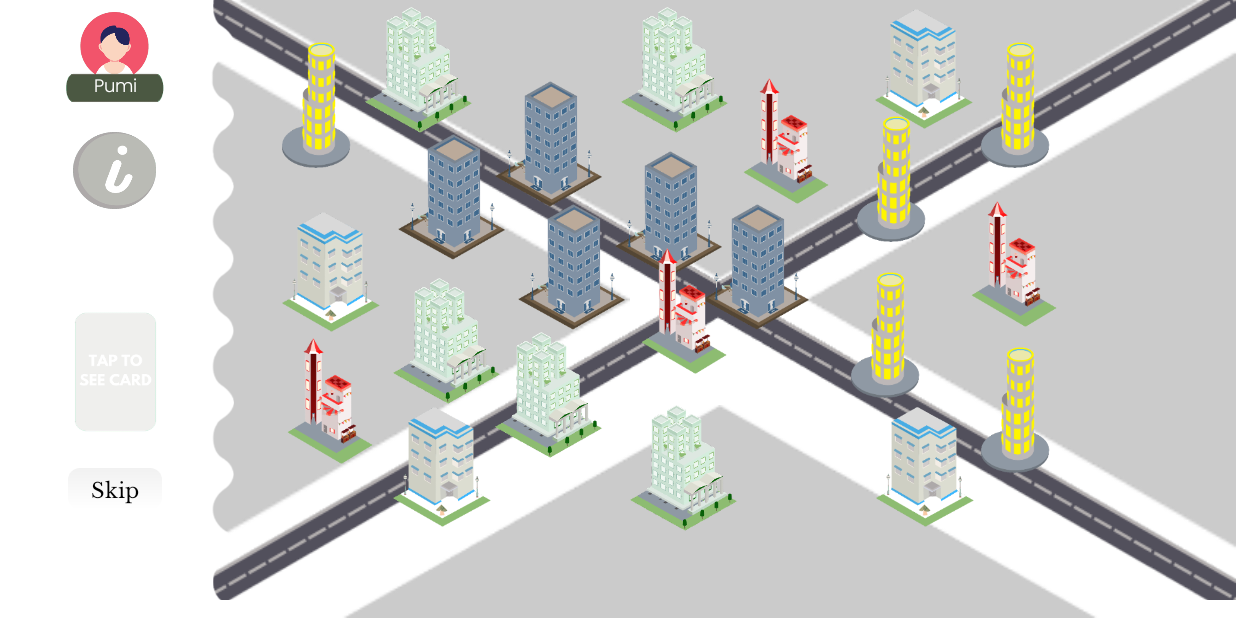
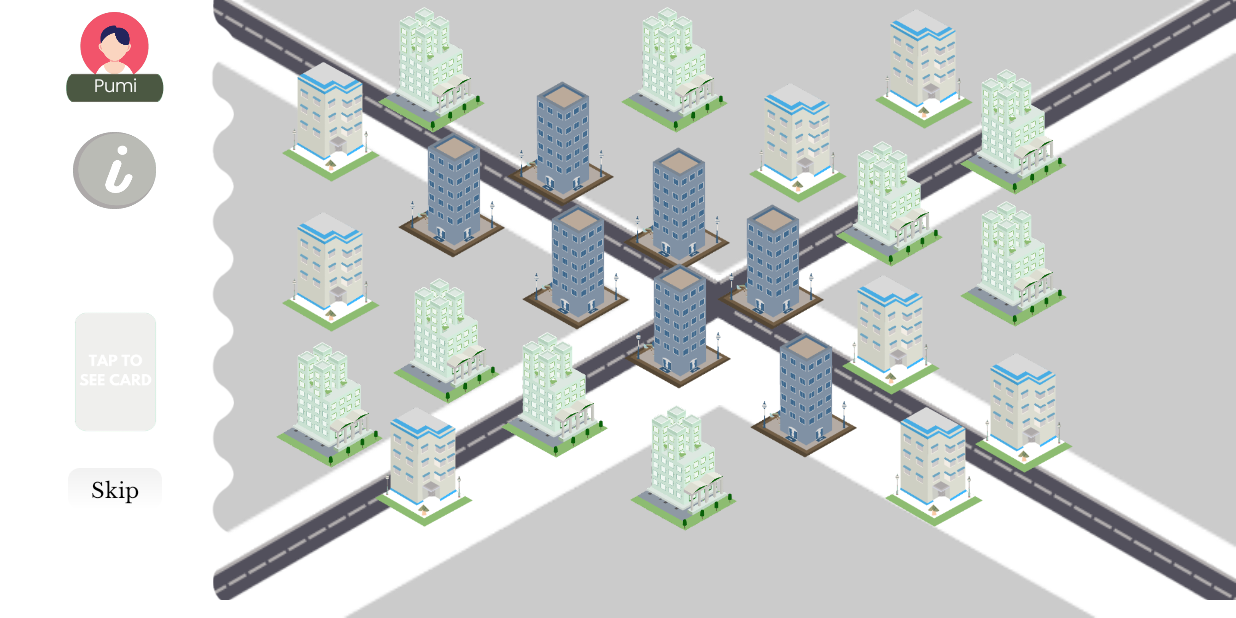
Before and after one commit to Marfin12/monopoly_game, an Android app: the screen it shows after launch (MainActivity), on a phone screen of 824 x 412 dp (held sideways). Run offline under Robolectric (Android 15) with nearby library versions, the phone set to English and light mode, and no system bars.

Commit message:
- repositioning building for device realme c2y & 3 pro - fix card image

```diff
--- a/app/src/main/AndroidManifest.xml
+++ b/app/src/main/AndroidManifest.xml
@@ -14,7 +14,7 @@
         android:theme="@style/Theme.Experiments2"
         tools:targetApi="31">
         <activity
-            android:name=".MainActivity"
+            android:name=".main.MainActivity"
             android:exported="true"
             android:screenOrientation="landscape"
             >
--- a/app/src/main/java/com/example/experiments2/MainActivity.kt
+++ b/app/src/main/java/com/example/experiments2/main/MainActivity.kt
@@ -1,16 +1,21 @@
-package com.example.experiments2
+package com.example.experiments2.main
 
 import android.animation.ObjectAnimator
 import android.content.Context
 import android.hardware.display.DisplayManager
-import android.media.MediaPlayer
 import android.os.Bundle
 import android.view.Display
 import android.view.View
 import android.widget.ImageView
 import androidx.appcompat.app.AppCompatActivity
 import androidx.recyclerview.widget.LinearLayoutManager
+import com.example.experiments2.R
+import com.example.experiments2.Util
+import com.example.experiments2.Util.setBuildingResource
 import com.example.experiments2.card.CardAdapter
+import com.example.experiments2.card.CardData
+import com.example.experiments2.card.CardEnum
+import com.example.experiments2.card.PriceAdapter
 import com.example.experiments2.databinding.ActivityMainBinding
 import com.example.experiments2.money.MoneyAdapter
 import com.example.experiments2.money.MoneyData
@@ -32,7 +37,7 @@ class MainActivity : AppCompatActivity(), MainVisibility, MainScenario {
 
     override var scenarioBinding: ActivityMainBinding
         get() = binding
-        set(value) {}
+        set(_) {}
     override var playerLoadingTurn = 0
     override val listImageView = mutableListOf<ImageView>()
     override var loadingAnim: ObjectAnimator? = null
@@ -41,7 +46,7 @@ class MainActivity : AppCompatActivity(), MainVisibility, MainScenario {
 
     override var visibilityBinding: ActivityMainBinding
         get() = binding
-        set(value) {}
+        set(_) {}
     override var isShowRv = false
 
     override fun onCreate(savedInstanceState: Bundle?) {
@@ -85,11 +90,7 @@ class MainActivity : AppCompatActivity(), MainVisibility, MainScenario {
         listImageView.add(binding.ivLoadingTopSide)
         listImageView.add(binding.ivLoadingLeftSide)
 
-        binding.ivLoadingBottomSide.visibility = View.GONE
-        binding.ivLoadingRightSide.visibility = View.GONE
-        binding.ivLoadingTopSide.visibility = View.GONE
-        binding.ivLoadingLeftSide.visibility = View.GONE
-
+        hideAllLoadingSide()
         setTrianglePlayerExpiry()
     }
 
@@ -115,6 +116,48 @@ class MainActivity : AppCompatActivity(), MainVisibility, MainScenario {
         binding.mainProperties.gameBtnSkip.setOnClickListener {
             if (playerLoadingTurn == 0) finishPlayerTurn(listImageView[playerLoadingTurn])
         }
+        binding.incBottomCity.root.setOnClickListener {
+            onEnemyChooseCard(Util.getDummyPlayerCard(1)[0], this@MainActivity)
+        }
+
+//        var testBuilding = R.drawable.red_b
+//
+//        binding.incLeftCity.buildingLeftA.setBuildingResource(testBuilding)
+//        binding.incLeftCity.buildingLeftB.setBuildingResource(testBuilding)
+//        binding.incLeftCity.buildingLeftC.setBuildingResource(testBuilding)
+//        binding.incLeftCity.buildingLeftD.setBuildingResource(testBuilding)
+//        binding.incLeftCity.buildingLeftE.setBuildingResource(testBuilding)
+//        binding.incLeftCity.buildingLeftF.setBuildingResource(testBuilding)
+//
+//        binding.incBottomCity.buildingBottomA.setBuildingResource(testBuilding)
+//        binding.incBottomCity.buildingBottomB.setBuildingResource(testBuilding)
+//        binding.incBottomCity.buildingBottomC.setBuildingResource(testBuilding)
+//        binding.incBottomCity.buildingBottomD.setBuildingResource(testBuilding)
+//        binding.incBottomCity.buildingBottomE.setBuildingResource(testBuilding)
+//        binding.incBottomCity.buildingBottomF.setBuildingResource(testBuilding)
+//
+//        testBuilding = R.drawable.white_b
+//
+//        binding.incBottomCity.buildingBottomA.setBuildingResource(testBuilding)
+//        binding.incBottomCity.buildingBottomB.setBuildingResource(testBuilding)
+//        binding.incBottomCity.buildingBottomC.setBuildingResource(testBuilding)
+//        binding.incBottomCity.buildingBottomD.setBuildingResource(testBuilding)
+//        binding.incBottomCity.buildingBottomE.setBuildingResource(testBuilding)
+//        binding.incBottomCity.buildingBottomF.setBuildingResource(testBuilding)
+//
+//        binding.incRightCity.buildingRightA.setBuildingResource(testBuilding)
+//        binding.incRightCity.buildingRightB.setBuildingResource(testBuilding)
+//        binding.incRightCity.buildingRightC.setBuildingResource(testBuilding)
+//        binding.incRightCity.buildingRightD.setBuildingResource(testBuilding)
+//        binding.incRightCity.buildingRightE.setBuildingResource(testBuilding)
+//        binding.incRightCity.buildingRightF.setBuildingResource(testBuilding)
+//
+//        binding.incTopCity.buildingTopA.setBuildingResource(testBuilding)
+//        binding.incTopCity.buildingTopB.setBuildingResource(testBuilding)
+//        binding.incTopCity.buildingTopC.setBuildingResource(testBuilding)
+//        binding.incTopCity.buildingTopD.setBuildingResource(testBuilding)
+//        binding.incTopCity.buildingTopE.setBuildingResource(testBuilding)
+//        binding.incTopCity.buildingTopF.setBuildingResource(testBuilding)
     }
 
     private fun initAdapterMoney() {
--- a/app/src/main/java/com/example/experiments2/MainVisibility.kt
+++ b/app/src/main/java/com/example/experiments2/main/MainVisibility.kt
@@ -1,4 +1,4 @@
-package com.example.experiments2
+package com.example.experiments2.main
 
 import android.view.View
 import com.example.experiments2.databinding.ActivityMainBinding
@@ -35,6 +35,13 @@ interface MainVisibility {
         visibilityBinding.profileProperties.root.visibility = View.VISIBLE
     }
 
+    fun hideAllLoadingSide() {
+        visibilityBinding.ivLoadingBottomSide.visibility = View.GONE
+        visibilityBinding.ivLoadingRightSide.visibility = View.GONE
+        visibilityBinding.ivLoadingTopSide.visibility = View.GONE
+        visibilityBinding.ivLoadingLeftSide.visibility = View.GONE
+    }
+
     fun showPlayerCard() {
         visibilityBinding.playerCardList.root.visibility = View.VISIBLE
         isShowRv = true
--- a/app/src/main/res/layout/activity_main.xml
+++ b/app/src/main/res/layout/activity_main.xml
@@ -5,7 +5,7 @@
     android:layout_width="match_parent"
     android:layout_height="match_parent"
     app:layoutDescription="@xml/activity_main_scene"
-    tools:context=".MainActivity">
+    tools:context=".main.MainActivity">
 
     <ImageView
         android:id="@+id/iv_bg_street"
@@ -26,7 +26,6 @@
         android:src="@drawable/right_sector"
         app:layout_constraintEnd_toEndOf="parent"
         app:layout_constraintTop_toTopOf="parent" />
-
 
     <ImageView
         android:id="@+id/iv_left_side"
@@ -56,8 +55,8 @@
 
     <ImageView
         android:id="@+id/iv_top_side"
-        android:layout_width="654dp"
-        android:layout_height="186dp"
+        android:layout_width="650dp"
+        android:layout_height="183dp"
         android:layout_marginStart="124dp"
         android:rotation="-180"
         android:scaleType="fitXY"
@@ -135,7 +134,7 @@
     <!--        app:layout_constraintTop_toTopOf="parent" />-->
 
     <include
-        android:id="@+id/include"
+        android:id="@+id/inc_top_city"
         layout="@layout/top_city"
         android:layout_width="match_parent"
         android:layout_height="wrap_content"
@@ -145,7 +144,7 @@
         app:layout_constraintTop_toTopOf="parent" />
 
     <include
-        android:id="@+id/include2"
+        android:id="@+id/inc_right_city"
         layout="@layout/right_city"
         android:layout_width="match_parent"
         android:layout_height="wrap_content"
@@ -154,7 +153,7 @@
         app:layout_constraintTop_toTopOf="parent" />
 
     <include
-        android:id="@+id/include3"
+        android:id="@+id/inc_left_city"
         layout="@layout/left_city"
         android:layout_width="match_parent"
         android:layout_height="wrap_content"
@@ -163,7 +162,7 @@
         app:layout_constraintTop_toTopOf="parent" />
 
     <include
-        android:id="@+id/include4"
+        android:id="@+id/inc_bottom_city"
         layout="@layout/bottom_city"
         android:layout_width="match_parent"
         android:layout_height="wrap_content"
--- a/app/src/main/res/layout/bottom_city.xml
+++ b/app/src/main/res/layout/bottom_city.xml
@@ -7,49 +7,51 @@
     >
 
     <ImageView
-        android:id="@+id/building_A"
+        android:id="@+id/building_bottom_A"
         android:layout_width="84dp"
         android:layout_height="84dp"
-        android:src="@drawable/red_b"
-        android:layout_marginStart="312dp"
+        android:src="@drawable/blue_b"
+        android:layout_marginStart="308dp"
         android:text="Hello World!"
-        android:layout_marginTop="165dp"
+        android:layout_marginTop="175dp"
         app:layout_constraintStart_toStartOf="parent"
         app:layout_constraintTop_toTopOf="parent" />
 
     <ImageView
+        android:id="@+id/building_bottom_B"
         android:layout_width="84dp"
         android:layout_height="84dp"
         android:src="@drawable/green_b"
-        android:layout_marginStart="222dp"
+        android:layout_marginStart="226dp"
         android:text="Hello World!"
         android:layout_marginTop="221dp"
         app:layout_constraintStart_toStartOf="parent"
         app:layout_constraintTop_toTopOf="parent" />
 
     <ImageView
-        android:id="@+id/building_C"
+        android:id="@+id/building_bottom_C"
         android:layout_width="84dp"
         android:layout_height="84dp"
         android:src="@drawable/blue_b"
         android:layout_marginStart="392dp"
         android:text="Hello World!"
-        android:visibility="invisible"
         android:layout_marginTop="221dp"
         app:layout_constraintStart_toStartOf="parent"
         app:layout_constraintTop_toTopOf="parent" />
 
     <ImageView
+        android:id="@+id/building_bottom_D"
         android:layout_width="84dp"
         android:layout_height="84dp"
         android:src="@drawable/white_b"
-        android:layout_marginStart="150dp"
+        android:layout_marginStart="138dp"
         android:text="Hello World!"
         android:layout_marginTop="270dp"
         app:layout_constraintStart_toStartOf="parent"
         app:layout_constraintTop_toTopOf="parent" />
 
     <ImageView
+        android:id="@+id/building_bottom_E"
         android:layout_width="84dp"
         android:layout_height="84dp"
         android:src="@drawable/green_b"
@@ -60,10 +62,11 @@
         app:layout_constraintTop_toTopOf="parent" />
 
     <ImageView
+        android:id="@+id/building_bottom_F"
         android:layout_width="84dp"
         android:layout_height="84dp"
         android:src="@drawable/white_b"
-        android:layout_marginStart="472dp"
+        android:layout_marginStart="478dp"
         android:text="Hello World!"
         android:layout_marginTop="270dp"
         app:layout_constraintStart_toStartOf="parent"
--- a/app/src/main/res/layout/left_city.xml
+++ b/app/src/main/res/layout/left_city.xml
@@ -6,16 +6,51 @@
     >
 
     <ImageView
+        android:id="@+id/building_left_A"
         android:layout_width="84dp"
         android:layout_height="84dp"
-        android:src="@drawable/yellow_b"
-        android:layout_marginStart="60dp"
+        android:src="@drawable/blue_b"
+        android:layout_marginStart="234dp"
         android:text="Hello World!"
-        android:layout_marginTop="28dp"
+        android:layout_marginTop="136dp"
         app:layout_constraintStart_toStartOf="parent"
         app:layout_constraintTop_toTopOf="parent" />
 
     <ImageView
+        android:id="@+id/building_left_B"
+        android:layout_width="84dp"
+        android:layout_height="84dp"
+        android:src="@drawable/blue_b"
+        android:layout_marginStart="151dp"
+        android:text="Hello World!"
+        android:layout_marginTop="88dp"
+        app:layout_constraintStart_toStartOf="parent"
+        app:layout_constraintTop_toTopOf="parent" />
+
+    <ImageView
+        android:id="@+id/building_left_C"
+        android:layout_width="84dp"
+        android:layout_height="84dp"
+        android:src="@drawable/green_b"
+        android:layout_marginStart="148dp"
+        android:text="Hello World!"
+        android:layout_marginTop="185dp"
+        app:layout_constraintStart_toStartOf="parent"
+        app:layout_constraintTop_toTopOf="parent" />
+
+    <ImageView
+        android:id="@+id/building_left_D"
+        android:layout_width="84dp"
+        android:layout_height="84dp"
+        android:src="@drawable/white_b"
+        android:layout_marginStart="70dp"
+        android:text="Hello World!"
+        android:layout_marginTop="40dp"
+        app:layout_constraintStart_toStartOf="parent"
+        app:layout_constraintTop_toTopOf="parent" />
+
+    <ImageView
+        android:id="@+id/building_left_E"
         android:layout_width="84dp"
         android:layout_height="84dp"
         android:src="@drawable/white_b"
@@ -26,42 +61,13 @@
         app:layout_constraintTop_toTopOf="parent" />
 
     <ImageView
-        android:layout_width="84dp"
-        android:layout_height="84dp"
-        android:src="@drawable/red_b"
-        android:layout_marginStart="70dp"
-        android:text="Hello World!"
-        android:layout_marginTop="225dp"
-        app:layout_constraintStart_toStartOf="parent"
-        app:layout_constraintTop_toTopOf="parent" />
-
-    <ImageView
-        android:layout_width="84dp"
-        android:layout_height="84dp"
-        android:src="@drawable/blue_b"
-        android:layout_marginStart="151dp"
-        android:text="Hello World!"
-        android:layout_marginTop="89dp"
-        app:layout_constraintStart_toStartOf="parent"
-        app:layout_constraintTop_toTopOf="parent" />
-
-    <ImageView
-        android:layout_width="84dp"
-        android:layout_height="84dp"
-        android:src="@drawable/blue_b"
-        android:layout_marginStart="231dp"
-        android:text="Hello World!"
-        android:layout_marginTop="136dp"
-        app:layout_constraintStart_toStartOf="parent"
-        app:layout_constraintTop_toTopOf="parent" />
-
-    <ImageView
+        android:id="@+id/building_left_F"
         android:layout_width="84dp"
         android:layout_height="84dp"
         android:src="@drawable/green_b"
-        android:layout_marginStart="148dp"
+        android:layout_marginStart="70dp"
         android:text="Hello World!"
-        android:layout_marginTop="185dp"
+        android:layout_marginTop="228dp"
         app:layout_constraintStart_toStartOf="parent"
         app:layout_constraintTop_toTopOf="parent" />
 
--- a/app/src/main/res/layout/right_city.xml
+++ b/app/src/main/res/layout/right_city.xml
@@ -1,24 +1,60 @@
 <?xml version="1.0" encoding="utf-8"?>
-<androidx.constraintlayout.widget.ConstraintLayout xmlns:android="http://schemas.android.com/apk/res/android"
+<androidx.constraintlayout.widget.ConstraintLayout
+    xmlns:android="http://schemas.android.com/apk/res/android"
     android:layout_width="match_parent"
     android:layout_height="match_parent"
     xmlns:app="http://schemas.android.com/apk/res-auto"
     >
 
     <ImageView
+        android:id="@+id/building_right_A"
         android:layout_width="84dp"
         android:layout_height="84dp"
-        android:src="@drawable/yellow_b"
-        android:layout_marginStart="544dp"
+        android:src="@drawable/blue_b"
+        android:layout_marginStart="382dp"
         android:text="Hello World!"
-        android:layout_marginTop="28dp"
+        android:layout_marginTop="136dp"
         app:layout_constraintStart_toStartOf="parent"
         app:layout_constraintTop_toTopOf="parent" />
 
     <ImageView
+        android:id="@+id/building_right_B"
         android:layout_width="84dp"
         android:layout_height="84dp"
-        android:src="@drawable/red_b"
+        android:src="@drawable/white_b"
+        android:layout_marginStart="461dp"
+        android:text="Hello World!"
+        android:layout_marginTop="182dp"
+        app:layout_constraintStart_toStartOf="parent"
+        app:layout_constraintTop_toTopOf="parent" />
+
+    <ImageView
+        android:id="@+id/building_right_C"
+        android:layout_width="84dp"
+        android:layout_height="84dp"
+        android:src="@drawable/green_b"
+        android:layout_marginStart="461dp"
+        android:text="Hello World!"
+        android:layout_marginTop="94dp"
+        app:layout_constraintStart_toStartOf="parent"
+        app:layout_constraintTop_toTopOf="parent" />
+
+    <ImageView
+        android:id="@+id/building_right_D"
+        android:layout_width="84dp"
+        android:layout_height="84dp"
+        android:src="@drawable/white_b"
+        android:layout_marginStart="550dp"
+        android:text="Hello World!"
+        android:layout_marginTop="234dp"
+        app:layout_constraintStart_toStartOf="parent"
+        app:layout_constraintTop_toTopOf="parent" />
+
+    <ImageView
+        android:id="@+id/building_right_E"
+        android:layout_width="84dp"
+        android:layout_height="84dp"
+        android:src="@drawable/green_b"
         android:layout_marginStart="544dp"
         android:text="Hello World!"
         android:layout_marginTop="134dp"
@@ -26,42 +62,13 @@
         app:layout_constraintTop_toTopOf="parent" />
 
     <ImageView
+        android:id="@+id/building_right_F"
         android:layout_width="84dp"
         android:layout_height="84dp"
-        android:src="@drawable/yellow_b"
-        android:layout_marginStart="461dp"
-        android:text="Hello World!"
-        android:layout_marginTop="77dp"
-        app:layout_constraintStart_toStartOf="parent"
-        app:layout_constraintTop_toTopOf="parent" />
-
-    <ImageView
-        android:layout_width="84dp"
-        android:layout_height="84dp"
-        android:src="@drawable/blue_b"
-        android:layout_marginStart="372dp"
-        android:text="Hello World!"
-        android:layout_marginTop="136dp"
-        app:layout_constraintStart_toStartOf="parent"
-        app:layout_constraintTop_toTopOf="parent" />
-
-    <ImageView
-        android:layout_width="84dp"
-        android:layout_height="84dp"
-        android:src="@drawable/yellow_b"
-        android:layout_marginStart="457dp"
-        android:text="Hello World!"
-        android:layout_marginTop="181dp"
-        app:layout_constraintStart_toStartOf="parent"
-        app:layout_constraintTop_toTopOf="parent" />
-
-    <ImageView
-        android:layout_width="84dp"
-        android:layout_height="84dp"
-        android:src="@drawable/yellow_b"
+        android:src="@drawable/green_b"
         android:layout_marginStart="544dp"
         android:text="Hello World!"
-        android:layout_marginTop="231dp"
+        android:layout_marginTop="46dp"
         app:layout_constraintStart_toStartOf="parent"
         app:layout_constraintTop_toTopOf="parent" />
 
--- a/app/src/main/res/layout/top_city.xml
+++ b/app/src/main/res/layout/top_city.xml
@@ -6,16 +6,51 @@
     >
 
     <ImageView
+        android:id="@+id/building_top_A"
         android:layout_width="84dp"
         android:layout_height="84dp"
-        android:src="@drawable/green_b"
-        android:layout_marginStart="145dp"
+        android:src="@drawable/blue_b"
+        android:layout_marginStart="317dp"
+        android:text="Hello World!"
+        android:layout_marginTop="101dp"
+        app:layout_constraintStart_toStartOf="parent"
+        app:layout_constraintTop_toTopOf="parent" />
+
+    <ImageView
+        android:id="@+id/building_top_B"
+        android:layout_width="84dp"
+        android:layout_height="84dp"
+        android:src="@drawable/white_b"
+        android:layout_marginStart="397dp"
+        android:text="Hello World!"
+        android:layout_marginTop="57dp"
+        app:layout_constraintStart_toStartOf="parent"
+        app:layout_constraintTop_toTopOf="parent" />
+
+    <ImageView
+        android:id="@+id/building_top_C"
+        android:layout_width="84dp"
+        android:layout_height="84dp"
+        android:src="@drawable/blue_b"
+        android:layout_marginStart="240dp"
+        android:text="Hello World!"
+        android:layout_marginTop="57dp"
+        app:layout_constraintStart_toStartOf="parent"
+        app:layout_constraintTop_toTopOf="parent" />
+
+    <ImageView
+        android:id="@+id/building_top_D"
+        android:layout_width="84dp"
+        android:layout_height="84dp"
+        android:src="@drawable/white_b"
+        android:layout_marginStart="481dp"
         android:layout_marginTop="8dp"
         android:text="Hello World!"
         app:layout_constraintStart_toStartOf="parent"
         app:layout_constraintTop_toTopOf="parent" />
 
     <ImageView
+        android:id="@+id/building_top_E"
         android:layout_width="84dp"
         android:layout_height="84dp"
         android:src="@drawable/green_b"
@@ -26,43 +61,14 @@
         app:layout_constraintTop_toTopOf="parent" />
 
     <ImageView
+        android:id="@+id/building_top_F"
         android:layout_width="84dp"
         android:layout_height="84dp"
-        android:src="@drawable/white_b"
-        android:layout_marginStart="481dp"
+        android:src="@drawable/green_b"
+        android:layout_marginStart="154dp"
         android:layout_marginTop="8dp"
         android:text="Hello World!"
         app:layout_constraintStart_toStartOf="parent"
         app:layout_constraintTop_toTopOf="parent" />
 
-    <ImageView
-        android:layout_width="84dp"
-        android:layout_height="84dp"
-        android:src="@drawable/red_b"
-        android:layout_marginStart="390dp"
-        android:text="Hello World!"
-        android:layout_marginTop="55dp"
-        app:layout_constraintStart_toStartOf="parent"
-        app:layout_constraintTop_toTopOf="parent" />
-
-    <ImageView
-        android:layout_width="84dp"
-        android:layout_height="84dp"
-        android:src="@drawable/blue_b"
-        android:layout_marginStart="312dp"
-        android:text="Hello World!"
-        android:layout_marginTop="104dp"
-        app:layout_constraintStart_toStartOf="parent"
-        app:layout_constraintTop_toTopOf="parent" />
-
-    <ImageView
-        android:layout_width="84dp"
-        android:layout_height="84dp"
-        android:src="@drawable/blue_b"
-        android:layout_marginStart="232dp"
-        android:text="Hello World!"
-        android:layout_marginTop="57dp"
-        app:layout_constraintStart_toStartOf="parent"
-        app:layout_constraintTop_toTopOf="parent" />
-
 </androidx.constraintlayout.widget.ConstraintLayout>
```
Also changed, not shown: app/src/main/java/com/example/experiments2/Util.kt (+84 -6 lines), app/src/main/java/com/example/experiments2/main/MainScenario.kt (renamed from app/src/main/java/com/example/experiments2/MainScenario.kt, +47 -25 lines).
